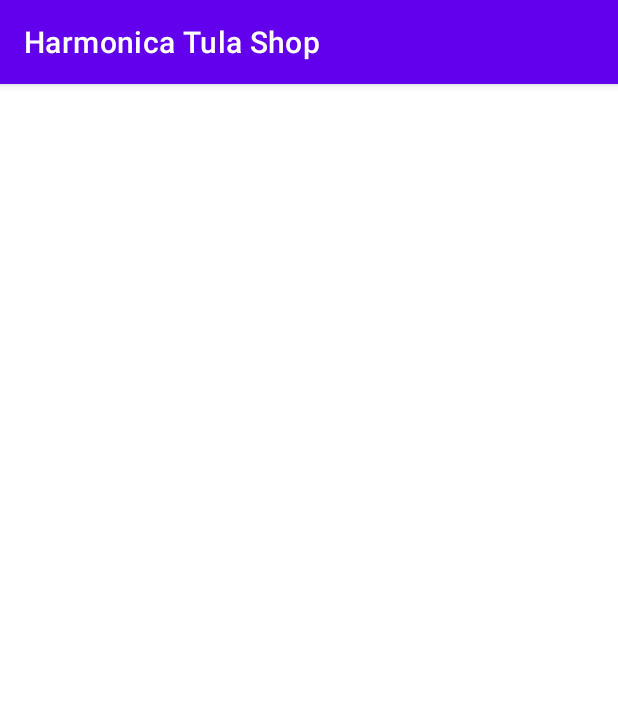
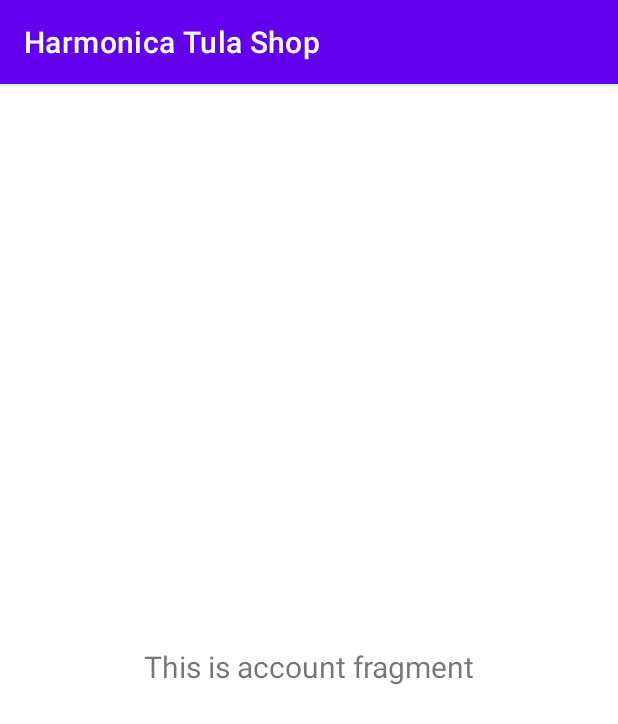
Before and after one commit to MrLacky123/HarmonicaTulaShop, an Android app: the fragment AccountFragment shown on its own in the app's theme, on a phone screen of 412 x 824 dp. Shown: the top 724 px of the screen. Run offline under Robolectric (Android 15) with nearby library versions, the phone set to English and light mode, and no system bars.

Commit message:
navigation menu

```diff
--- a/app/src/main/java/com/example/harmonicatulashop/MainActivity.java
+++ b/app/src/main/java/com/example/harmonicatulashop/MainActivity.java
@@ -27,11 +27,10 @@ public class MainActivity extends AppCompatActivity {
         // Passing each menu ID as a set of Ids because each
         // menu should be considered as top level destinations.
         AppBarConfiguration appBarConfiguration = new AppBarConfiguration.Builder(
-                R.id.navigation_home, R.id.navigation_catalog, R.id.navigation_cart)
+                R.id.navigation_home, R.id.navigation_catalog, R.id.navigation_cart, R.id.navigation_account)
                 .build();
         NavController navController = Navigation.findNavController(this, R.id.nav_host_fragment_activity_main);
         NavigationUI.setupActionBarWithNavController(this, navController, appBarConfiguration);
         NavigationUI.setupWithNavController(binding.navView, navController);
     }
-
 }
--- a/app/src/main/java/com/example/harmonicatulashop/ui/account/AccountFragment.java
+++ b/app/src/main/java/com/example/harmonicatulashop/ui/account/AccountFragment.java
@@ -17,19 +17,23 @@ public class AccountFragment extends Fragment {
 
     private FragmentAccountBinding binding;
 
-    @Nullable
-    @Override
     public View onCreateView(@NonNull LayoutInflater inflater,
-                             @Nullable ViewGroup container, @Nullable Bundle savedInstanceState) {
+                             ViewGroup container, Bundle savedInstanceState) {
 
         AccountViewModel accountViewModel = new ViewModelProvider(this).get(AccountViewModel.class);
 
         binding = FragmentAccountBinding.inflate(inflater, container, false);
         View root = binding.getRoot();
 
-        //final TextView textView = binding.getRoot();
-        //accountViewModel.getText().observe(getViewLifecycleOwner(), textView::setText);
+        final TextView textView = binding.textAccount;
+        accountViewModel.getText().observe(getViewLifecycleOwner(), textView::setText);
 
         return root;
     }
+
+    @Override
+    public void onDestroyView() {
+        super.onDestroyView();
+        binding = null;
+    }
 }
--- a/app/src/main/java/com/example/harmonicatulashop/ui/account/AccountViewModel.java
+++ b/app/src/main/java/com/example/harmonicatulashop/ui/account/AccountViewModel.java
@@ -10,7 +10,7 @@ public class AccountViewModel extends ViewModel {
 
     public AccountViewModel() {
         mText = new MutableLiveData<>();
-        mText.setValue("This is home fragment");
+        mText.setValue("This is account fragment");
     }
 
     public LiveData<String> getText() {
--- a/app/src/main/res/drawable/ic_dashboard_black_24dp.xml
+++ b/app/src/main/res/drawable/ic_dashboard_black_24dp.xml
@@ -1,6 +1,6 @@
 <vector xmlns:android="http://schemas.android.com/apk/res/android"
-    android:width="24dp"
-    android:height="24dp"
+    android:width="20dp"
+    android:height="20dp"
     android:viewportWidth="24.0"
     android:viewportHeight="24.0">
     <path
--- a/app/src/main/res/layout/activity_main.xml
+++ b/app/src/main/res/layout/activity_main.xml
@@ -8,7 +8,7 @@
 
     <com.google.android.material.bottomnavigation.BottomNavigationView
         android:id="@+id/nav_view"
-        android:layout_width="0dp"
+        android:layout_width="wrap_content"
         android:layout_height="wrap_content"
         android:layout_marginStart="0dp"
         android:layout_marginEnd="0dp"
--- a/app/src/main/res/layout/fragment_account.xml
+++ b/app/src/main/res/layout/fragment_account.xml
@@ -1,6 +1,22 @@
 <?xml version="1.0" encoding="utf-8"?>
 <androidx.constraintlayout.widget.ConstraintLayout xmlns:android="http://schemas.android.com/apk/res/android"
+    xmlns:app="http://schemas.android.com/apk/res-auto"
+    xmlns:tools="http://schemas.android.com/tools"
     android:layout_width="match_parent"
-    android:layout_height="match_parent">
+    android:layout_height="match_parent"
+    tools:context=".ui.cart.CartFragment">
 
+    <TextView
+        android:id="@+id/text_account"
+        android:layout_width="match_parent"
+        android:layout_height="wrap_content"
+        android:layout_marginStart="8dp"
+        android:layout_marginTop="8dp"
+        android:layout_marginEnd="8dp"
+        android:textAlignment="center"
+        android:textSize="20sp"
+        app:layout_constraintBottom_toBottomOf="parent"
+        app:layout_constraintEnd_toEndOf="parent"
+        app:layout_constraintStart_toStartOf="parent"
+        app:layout_constraintTop_toTopOf="parent" />
 </androidx.constraintlayout.widget.ConstraintLayout>
--- a/app/src/main/res/layout/fragment_cart.xml
+++ b/app/src/main/res/layout/fragment_cart.xml
@@ -7,7 +7,7 @@
     tools:context=".ui.cart.CartFragment">
 
     <TextView
-        android:id="@+id/text_notifications"
+        android:id="@+id/text_cart"
         android:layout_width="match_parent"
         android:layout_height="wrap_content"
         android:layout_marginStart="8dp"
--- a/app/src/main/res/layout/fragment_catalog.xml
+++ b/app/src/main/res/layout/fragment_catalog.xml
@@ -7,7 +7,7 @@
     tools:context=".ui.catalog.CatalogFragment">
 
     <TextView
-        android:id="@+id/text_dashboard"
+        android:id="@+id/text_catalog"
         android:layout_width="match_parent"
         android:layout_height="wrap_content"
         android:layout_marginStart="8dp"
--- a/app/src/main/res/navigation/mobile_navigation.xml
+++ b/app/src/main/res/navigation/mobile_navigation.xml
@@ -22,7 +22,10 @@
         android:name="com.example.harmonicatulashop.ui.cart.CartFragment"
         android:label="@string/title_cart"
         tools:layout="@layout/fragment_cart" />
+
     <fragment
         android:id="@+id/navigation_account"
-        android:label="@string/title_account" />
+        android:name="com.example.harmonicatulashop.ui.account.AccountFragment"
+        android:label="@string/title_account"
+        tools:layout="@layout/fragment_account" />
 </navigation>
```
Also changed, not shown: app/src/main/java/com/example/harmonicatulashop/ui/cart/CartFragment.java (+4 -4 lines), app/src/main/java/com/example/harmonicatulashop/ui/catalog/CatalogFragment.java (+4 -4 lines), app/src/main/res/menu/bottom_nav_menu.xml (+7 -2 lines).
